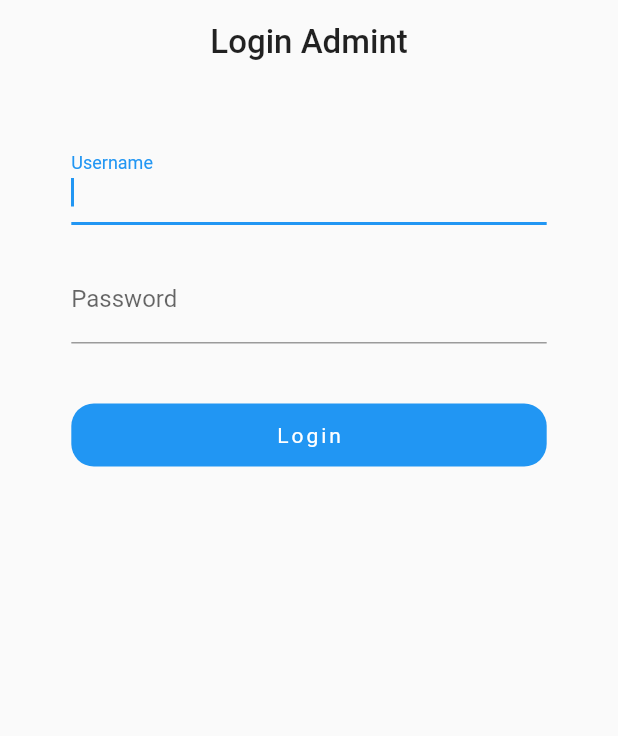
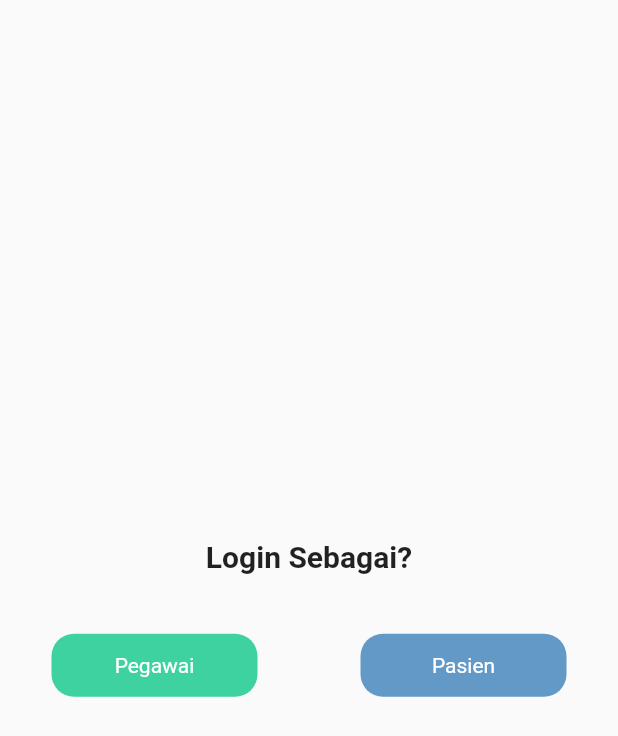
Before and after one commit to usmarmanalu/klinik_app, a Flutter app: the screen it shows after launch, on a phone screen of 412 x 824 dp. Shown: the top 736 px of the screen. Run offline on Flutter 3.47's test engine with Material 2 defaults, Android fonts, the phone set to English and light mode, and no system bars; missing offline and left inert: awesome_icons.

Commit message:
menambahkan fitur login

```diff
--- a/lib/Model/Pegawai/pegawai_detail.dart
+++ b/lib/Model/Pegawai/pegawai_detail.dart
@@ -1,3 +1,7 @@
+import 'package:flutter/material.dart';
+import 'package:flutter/src/widgets/framework.dart';
+import 'package:flutter/src/widgets/placeholder.dart';
+
 class PegawaiDetailList {
   String tanggal_lahir_pegawai,
       nomor_telephone_pegawai,
--- a/lib/Widget/sidebar.dart
+++ b/lib/Widget/sidebar.dart
@@ -4,7 +4,8 @@ import 'package:klinik_app/UI/UI_Poli/poli_page.dart';
 import '../UI/UI_Pasien/pasien_page.dart';
 import '../UI/UI_Pegawai/pegawai_page.dart';
 import '../beranda.dart';
-import '../login.dart';
+import '../choice_login.dart';
+import '../login_pegawai.dart';
 
 class Sidebar extends StatelessWidget {
   const Sidebar({super.key});
@@ -110,7 +111,7 @@ class Sidebar extends StatelessWidget {
               Navigator.pushAndRemoveUntil(
                 context,
                 MaterialPageRoute(
-                  builder: (context) => Login(),
+                  builder: (context) => LoginChoice(),
                 ),
                 (Route<dynamic> route) => false,
               );
--- /dev/null
+++ b/lib/choice_login.dart
@@ -0,0 +1,78 @@
+import 'package:flutter/material.dart';
+import 'package:klinik_app/login_pegawai.dart';
+
+class LoginChoice extends StatelessWidget {
+  const LoginChoice({super.key});
+
+  @override
+  Widget build(BuildContext context) {
+    return Scaffold(
+      body: SafeArea(
+        child: Column(
+          mainAxisAlignment: MainAxisAlignment.center,
+          children: <Widget>[
+            Text(
+              "Login Sebagai?",
+              style: TextStyle(fontWeight: FontWeight.bold, fontSize: 20.0),
+            ),
+            SizedBox(
+              height: 40.0,
+            ),
+            Row(
+              mainAxisAlignment: MainAxisAlignment.spaceAround,
+              children: <Widget>[
+                Container(
+                  height: 42.0,
+                  width: MediaQuery.of(context).size.width / 3,
+                  decoration: BoxDecoration(
+                    color: Color.fromARGB(255, 62, 210, 161),
+                    borderRadius: BorderRadius.circular(15.0),
+                  ),
+                  child: GestureDetector(
+                    onTap: () {
+                      Navigator.push(
+                        context,
+                        MaterialPageRoute(
+                          builder: (context) => Login(),
+                        ),
+                      );
+                    },
+                    child: Center(
+                      child: Text(
+                        "Pegawai",
+                        style: TextStyle(
+                          color: Colors.white,
+                        ),
+                      ),
+                    ),
+                  ),
+                ),
+                Container(
+                  height: 42.0,
+                  width: MediaQuery.of(context).size.width / 3,
+                  decoration: BoxDecoration(
+                    color: Color.fromARGB(255, 98, 153, 198),
+                    borderRadius: BorderRadius.circular(15.0),
+                  ),
+                  child: GestureDetector(
+                    onTap: () {
+                      //
+                    },
+                    child: Center(
+                      child: Text(
+                        "Pasien",
+                        style: TextStyle(
+                          color: Colors.white,
+                        ),
+                      ),
+                    ),
+                  ),
+                ),
+              ],
+            ),
+          ],
+        ),
+      ),
+    );
+  }
+}
--- a/lib/main.dart
+++ b/lib/main.dart
@@ -1,8 +1,11 @@
 import 'package:flutter/material.dart';
-import 'package:klinik_app/login.dart';
+import 'package:klinik_app/choice_login.dart';
+import 'package:klinik_app/login_pegawai.dart';
 
 import 'UI/UI_Poli/poli_page.dart';
 import 'beranda.dart';
+import 'buat_akun.dart';
+import 'lupa_password.dart';
 
 void main() => runApp(KlinikApp());
 
@@ -14,7 +17,7 @@ class KlinikApp extends StatelessWidget {
     return MaterialApp(
       debugShowCheckedModeBanner: false,
       title: "Klinik App",
-      home: Login(),
+      home: LoginChoice(),
       theme: ThemeData(
         brightness: Brightness.light,
         primaryColor: Colors.blue,
```
Also changed, not shown: lib/UI/UI_Pegawai/pegawai_update_form.dart (+9 -9 lines), lib/buat_akun.dart (added, +104 -0 lines), lib/login_pegawai.dart (renamed from lib/login.dart, +71 -4 lines), lib/lupa_password.dart (added, +90 -0 lines), lib/login_pasien.dart (added).
